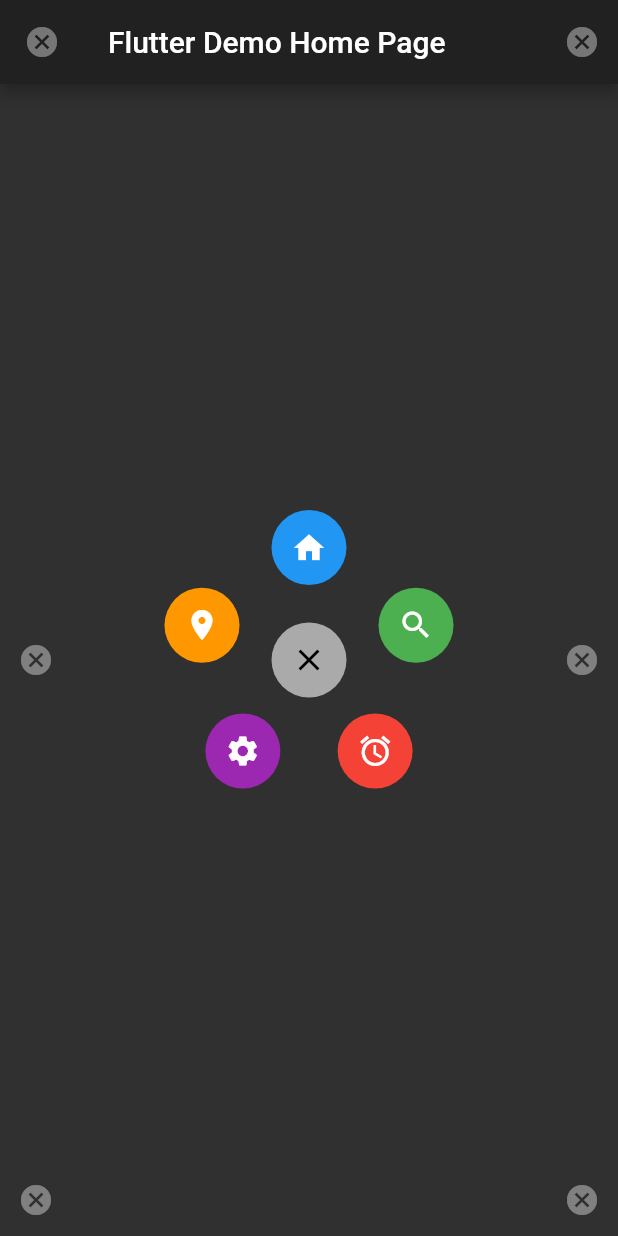
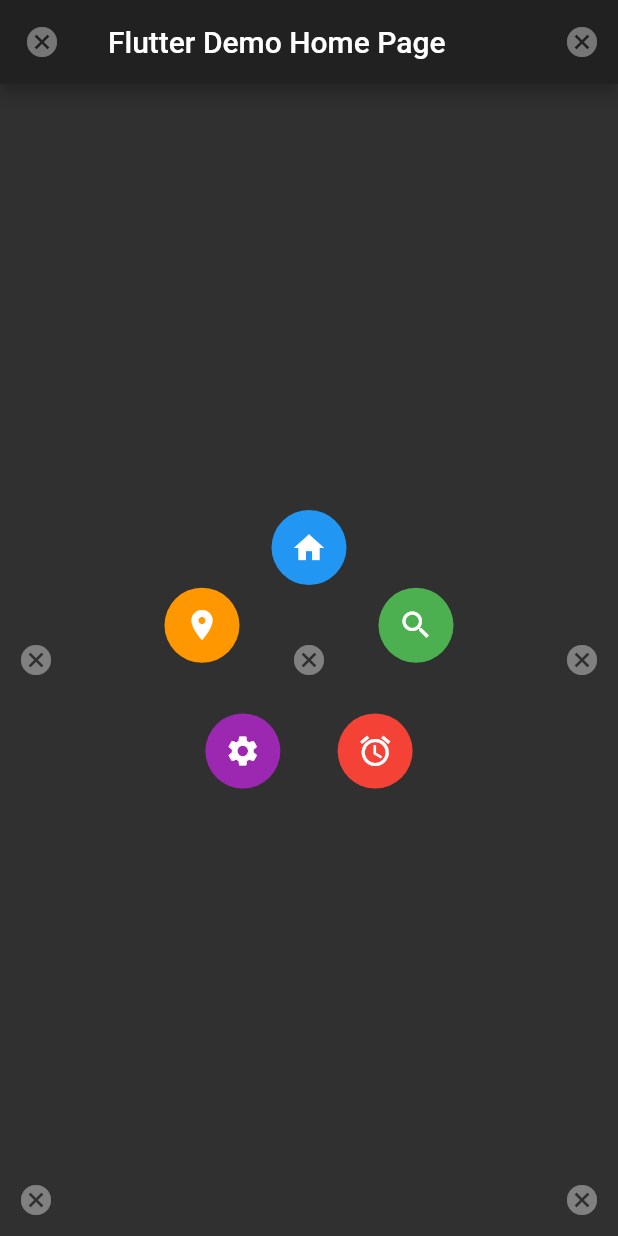
Before and after one commit to NielsLindberg/flutter_ui_animations, a Flutter app: the first screen one second after launch, on a phone screen of 412 x 824 dp. Run offline on Flutter 3.47's test engine with Material 2 defaults, Android fonts, the phone set to English and light mode, and no system bars.

Commit message:
time 1:00:50

```diff
--- a/radial_menu/lib/main.dart
+++ b/radial_menu/lib/main.dart
@@ -89,7 +89,7 @@ class AnchoredRadialMenu extends StatefulWidget {
   const AnchoredRadialMenu({
     this.child,
     this.radius = 75.0,
-    this.startAngle = -pi /2,
+    this.startAngle = -pi / 2,
     this.endAngle = 3 * pi / 2,
     this.onSelected,
   });
@@ -125,6 +125,9 @@ class _RadialMenuState extends State<RadialMenu>
     with SingleTickerProviderStateMixin {
   RadialMenuController _menuController;
 
+  static const Color openBubbleColor = const Color(0xFFAAAAAA);
+  static const Color expandedBubbleColor = const Color(0xFF666666);
+
   @override
   void initState() {
     super.initState();
@@ -142,11 +145,63 @@ class _RadialMenuState extends State<RadialMenu>
   }
 
   Widget buildCenter() {
-    return IconBubble(
-      diameter: 50,
-      icon: Icons.clear,
-      bubbleColor: Color(0xFFAAAAAA),
-      iconColor: Colors.black,
+    IconData icon;
+    Color bubbleColor;
+    double scale = 1.0;
+
+    switch (_menuController.state) {
+      case RadialMenuState.closed:
+        icon = Icons.menu;
+        bubbleColor = openBubbleColor;
+        scale = 0.0;
+        break;
+      case RadialMenuState.closing:
+        icon = Icons.menu;
+        bubbleColor = openBubbleColor;
+        scale = 1.0 - _menuController.progress;
+        break;
+      case RadialMenuState.opening:
+        icon = Icons.menu;
+        bubbleColor = openBubbleColor;
+        scale = _menuController.progress;
+        break;
+      case RadialMenuState.open:
+        icon = Icons.menu;
+        bubbleColor = openBubbleColor;
+        scale = 1.0;
+        break;
+      default:
+        icon = Icons.clear;
+        bubbleColor = expandedBubbleColor;
+        scale = 1.0;
+        break;
+    }
+    return Transform(
+      transform: Matrix4.identity()..scale(scale, scale),
+      child: IconBubble(
+        diameter: 50,
+        icon: icon,
+        bubbleColor: bubbleColor,
+        iconColor: Colors.black,
+      ),
+    );
+  }
+
+  Widget buildRadialBubble({
+    IconData icon,
+    Color iconColor,
+    Color bubbleColor,
+    double angle,
+  }) {
+    return PolarPosition(
+      origin: widget.anchor,
+      coord: PolarCoord(-pi / 2, widget.radius),
+      child: IconBubble(
+        diameter: 50,
+        icon: icon,
+        bubbleColor: bubbleColor,
+        iconColor: iconColor
+      ),
     );
   }
 
@@ -204,15 +259,15 @@ class _RadialMenuState extends State<RadialMenu>
           iconColor: Colors.white,
         ),
       ),
-//      CenterAbout(
-//          position: widget.anchor,
-//          child: CustomPaint(
-//              painter: ActivationPainter(
-//                  radius: widget.radius,
-//                  color: Colors.blue,
-//                  startAngle: -pi / 2,
-//                  endAngle: -pi / 2,
-//                  thickness: 50.0)))
+      CenterAbout(
+          position: widget.anchor,
+          child: CustomPaint(
+              painter: ActivationPainter(
+                  radius: widget.radius,
+                  color: Colors.blue,
+                  startAngle: -pi / 2,
+                  endAngle: -pi / 2,
+                  thickness: 50.0)))
     ]);
   }
 }
@@ -282,7 +337,7 @@ class ActivationPainter extends CustomPainter {
   @override
   bool shouldRepaint(CustomPainter oldDelegate) {
     // TODO: implement shouldRepaint
-    return null;
+    return true;
   }
 }
 
@@ -341,7 +396,7 @@ class RadialMenuController extends ChangeNotifier {
   double get progress => _progress.value;
 
   void open() {
-    if (state == RadialMenuState.closed) {
+    if (_state == RadialMenuState.closed) {
       _state = RadialMenuState.opening;
       _progress.duration = Duration(milliseconds: 250);
       _progress.forward(from: 0.0);
@@ -350,7 +405,7 @@ class RadialMenuController extends ChangeNotifier {
   }
 
   void close() {
-    if (state == RadialMenuState.open) {
+    if (_state == RadialMenuState.open) {
       _state = RadialMenuState.closing;
       _progress.duration = Duration(milliseconds: 250);
       _progress.forward(from: 0.0);
@@ -359,7 +414,7 @@ class RadialMenuController extends ChangeNotifier {
   }
 
   void expand() {
-    if (state == RadialMenuState.open) {
+    if (_state == RadialMenuState.open) {
       _state = RadialMenuState.expanding;
       _progress.duration = Duration(milliseconds: 150);
       _progress.forward(from: 0.0);
@@ -368,7 +423,7 @@ class RadialMenuController extends ChangeNotifier {
   }
 
   void collapse() {
-    if (state == RadialMenuState.expanded) {
+    if (_state == RadialMenuState.expanded) {
       _state = RadialMenuState.collapsing;
       _progress.duration = Duration(milliseconds: 150);
       _progress.forward(from: 0.0);
@@ -377,7 +432,7 @@ class RadialMenuController extends ChangeNotifier {
   }
 
   void activate(String menuItemId) {
-    if (state == RadialMenuState.expanded) {
+    if (_state == RadialMenuState.expanded) {
       _state = RadialMenuState.activating;
       _progress.duration = Duration(milliseconds: 500);
       _progress.forward(from: 0.0);
```
